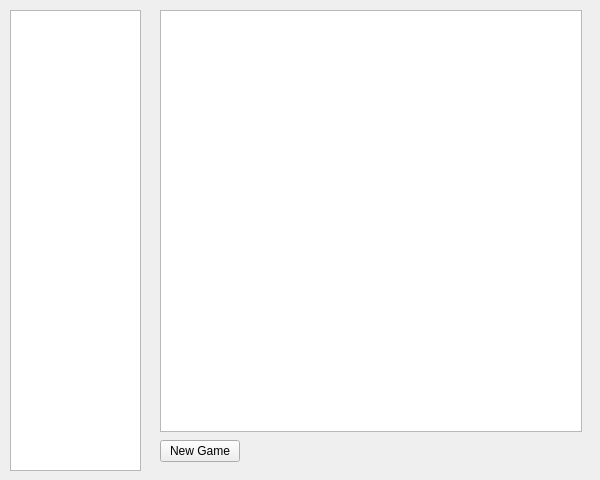
Qt form Crossedwords/mainwindow.ui (ethanarns/word-search) before a commit.
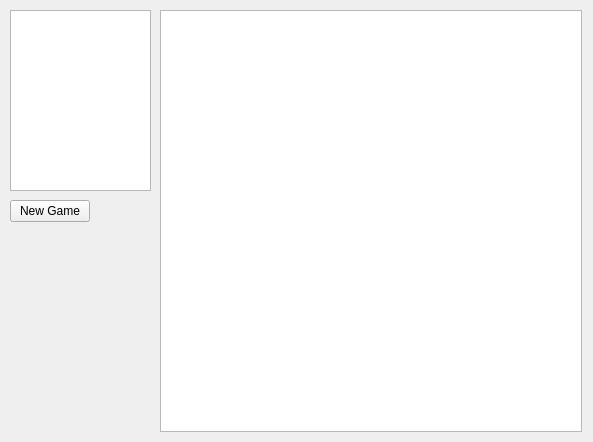
The same form after that commit.

Commit message: updated Gui to be more compact

The edit to the form file:
```diff
--- a/Crossedwords/mainwindow.ui
+++ b/Crossedwords/mainwindow.ui
@@ -6,8 +6,8 @@
    <rect>
     <x>0</x>
     <y>0</y>
-    <width>600</width>
-    <height>480</height>
+    <width>593</width>
+    <height>442</height>
    </rect>
   </property>
   <property name="sizePolicy">
@@ -23,8 +23,8 @@
    <widget class="QPushButton" name="b_newGame">
     <property name="geometry">
      <rect>
-      <x>160</x>
-      <y>440</y>
+      <x>10</x>
+      <y>200</y>
       <width>80</width>
       <height>22</height>
      </rect>
@@ -38,8 +38,8 @@
      <rect>
       <x>10</x>
       <y>10</y>
-      <width>131</width>
-      <height>461</height>
+      <width>141</width>
+      <height>181</height>
      </rect>
     </property>
    </widget>
```
